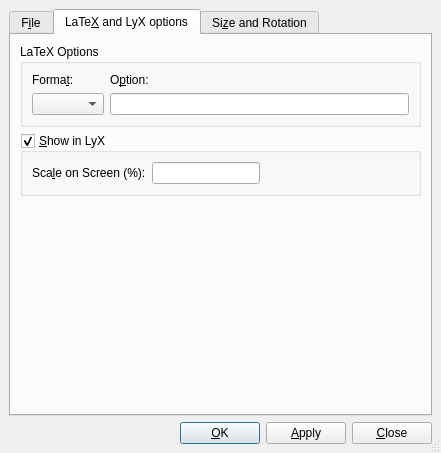
Old version of the form src/frontends/qt4/ui/ExternalUi.ui in the repository cburschka/lyx.
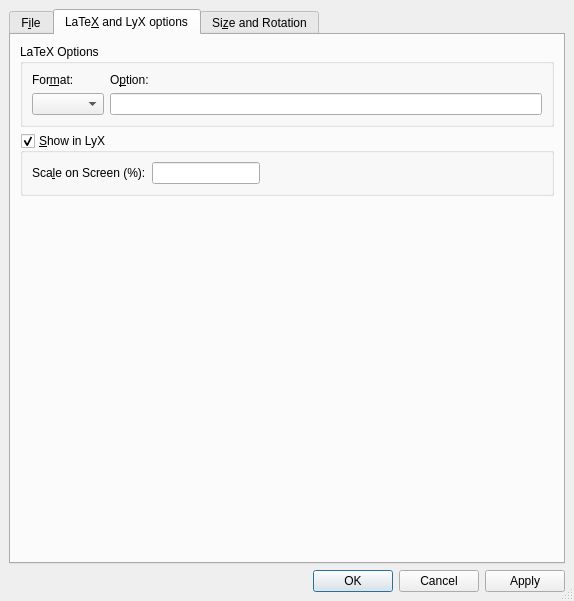
New version of the form. The open tabs and pages were chosen to show the change. Custom widgets are drawn as their Qt base class.

Commit message:
More QDialogButtonBox transformation
GuiDelimiter through GuiIndex

See #11003

What changed in the file:
```diff
--- a/src/frontends/qt4/ui/ExternalUi.ui
+++ b/src/frontends/qt4/ui/ExternalUi.ui
@@ -1,12 +1,12 @@
 <ui version="4.0" >
  <class>ExternalUi</class>
- <widget class="QDialog" name="ExternalUi" >
-  <property name="geometry" >
+ <widget class="QDialog" name="ExternalUi">
+  <property name="geometry">
    <rect>
     <x>0</x>
     <y>0</y>
-    <width>386</width>
-    <height>453</height>
+    <width>574</width>
+    <height>601</height>
    </rect>
   </property>
   <property name="windowTitle" >
@@ -19,7 +19,16 @@
    <property name="margin" >
     <number>9</number>
    </property>
-   <property name="spacing" >
+   <property name="topMargin">
+    <number>9</number>
+   </property>
+   <property name="rightMargin">
+    <number>9</number>
+   </property>
+   <property name="bottomMargin">
+    <number>9</number>
+   </property>
+   <property name="spacing">
     <number>6</number>
    </property>
    <item row="0" column="0" >
@@ -135,7 +144,16 @@
        <property name="spacing" >
         <number>6</number>
        </property>
-       <property name="margin" >
+       <property name="leftMargin">
+        <number>9</number>
+       </property>
+       <property name="topMargin">
+        <number>9</number>
+       </property>
+       <property name="rightMargin">
+        <number>9</number>
+       </property>
+       <property name="bottomMargin">
         <number>9</number>
        </property>
        <item>
@@ -150,7 +168,16 @@
           <property name="margin" >
            <number>9</number>
           </property>
-          <property name="spacing" >
+          <property name="topMargin">
+           <number>9</number>
+          </property>
+          <property name="rightMargin">
+           <number>9</number>
+          </property>
+          <property name="bottomMargin">
+           <number>9</number>
+          </property>
+          <property name="spacing">
            <number>6</number>
           </property>
           <item row="1" column="1" >
@@ -169,10 +196,10 @@
           <item row="1" column="0" >
            <widget class="QComboBox" name="extraFormatCO" />
           </item>
-          <item row="0" column="0" >
-           <widget class="QLabel" name="formatLA" >
-            <property name="text" >
-             <string>Forma&amp;t:</string>
+          <item row="0" column="0">
+           <widget class="QLabel" name="formatLA">
+            <property name="text">
+             <string>For&amp;mat:</string>
             </property>
             <property name="textFormat" >
              <enum>Qt::AutoText</enum>
@@ -203,7 +230,16 @@
           <property name="margin" >
            <number>9</number>
           </property>
-          <property name="spacing" >
+          <property name="topMargin">
+           <number>9</number>
+          </property>
+          <property name="rightMargin">
+           <number>9</number>
+          </property>
+          <property name="bottomMargin">
+           <number>9</number>
+          </property>
+          <property name="spacing">
            <number>6</number>
           </property>
           <item row="0" column="0" >
@@ -578,52 +614,19 @@
      <property name="margin" >
       <number>0</number>
      </property>
+     <property name="topMargin">
+      <number>0</number>
+     </property>
+     <property name="rightMargin">
+      <number>0</number>
+     </property>
+     <property name="bottomMargin">
+      <number>0</number>
+     </property>
      <item>
-      <spacer>
-       <property name="orientation" >
-        <enum>Qt::Horizontal</enum>
-       </property>
-       <property name="sizeType" >
-        <enum>QSizePolicy::Expanding</enum>
-       </property>
-       <property name="sizeHint" stdset="0" >
-        <size>
-         <width>20</width>
-         <height>20</height>
-        </size>
-       </property>
-      </spacer>
-     </item>
-     <item>
-      <widget class="QPushButton" name="okPB" >
-       <property name="text" >
-        <string>&amp;OK</string>
-       </property>
-       <property name="default" >
-        <bool>true</bool>
-       </property>
-      </widget>
-     </item>
-     <item>
-      <widget class="QPushButton" name="applyPB" >
-       <property name="text" >
-        <string>&amp;Apply</string>
-       </property>
-       <property name="default" >
-        <bool>false</bool>
-       </property>
-      </widget>
-     </item>
-     <item>
-      <widget class="QPushButton" name="closePB" >
-       <property name="text" >
-        <string>&amp;Close</string>
-       </property>
-       <property name="autoDefault" >
-        <bool>false</bool>
-       </property>
-       <property name="default" >
-        <bool>false</bool>
+      <widget class="QDialogButtonBox" name="buttonBox">
+       <property name="standardButtons">
+        <set>QDialogButtonBox::Apply|QDialogButtonBox::Cancel|QDialogButtonBox::Ok</set>
        </property>
       </widget>
      </item>
```
Left out of the diff: 499 changed lines with no effect on the pictures. The commit also changes 15 other files.
